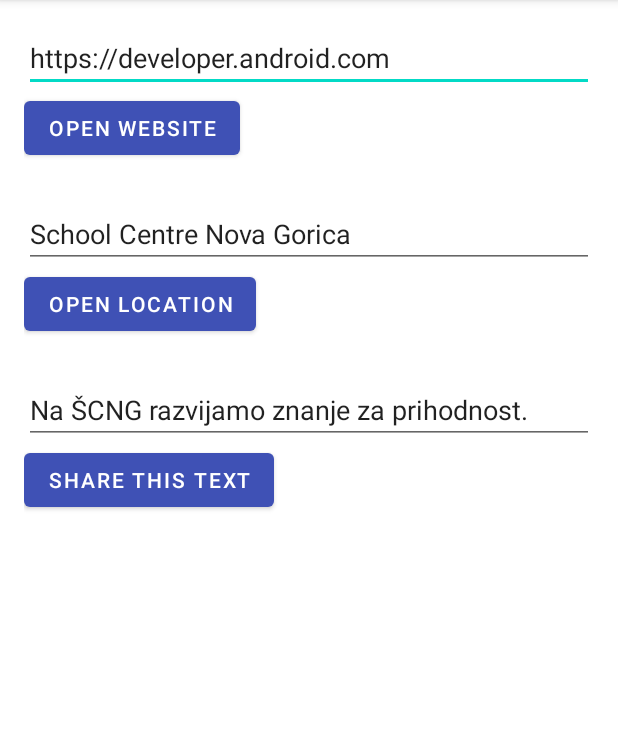
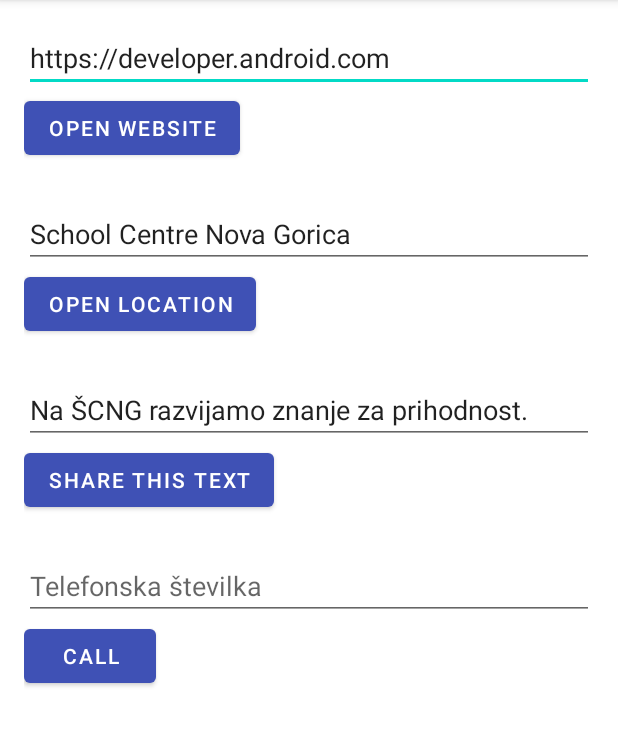
Before and after one commit to paco208/implicitIntents, an Android app: the screen it shows after launch (MainActivity), on a phone screen of 412 x 824 dp, the part 84-830 px from its top. Run offline under Robolectric (Android 15) with nearby library versions, the phone set to English and light mode, and no system bars.

Commit message:
Dodaj polje in gumb za klic

```diff
--- a/app/src/main/AndroidManifest.xml
+++ b/app/src/main/AndroidManifest.xml
@@ -16,6 +16,10 @@
         <intent>
             <action android:name="android.intent.action.VIEW" />
             <data android:scheme="geo" />
+        </intent>
+        <intent>
+            <action android:name="android.intent.action.DIAL" />
+            <data android:scheme="tel" />
         </intent>
     </queries>
 
--- a/app/src/main/res/layout/activity_main.xml
+++ b/app/src/main/res/layout/activity_main.xml
@@ -70,8 +70,25 @@
             android:id="@+id/share_text_button"
             android:layout_width="wrap_content"
             android:layout_height="wrap_content"
+            android:layout_marginBottom="24dp"
             android:onClick="shareText"
             android:text="@string/button_share" />
+
+        <!-- Klic telefonske številke -->
+        <EditText
+            android:id="@+id/phone_edittext"
+            android:layout_width="match_parent"
+            android:layout_height="wrap_content"
+            android:autofillHints="phone"
+            android:hint="@string/edittext_phone_hint"
+            android:inputType="phone" />
+
+        <Button
+            android:id="@+id/call_button"
+            android:layout_width="wrap_content"
+            android:layout_height="wrap_content"
+            android:onClick="callNumber"
+            android:text="@string/button_call" />
 
     </LinearLayout>
 
--- a/app/src/main/res/values/strings.xml
+++ b/app/src/main/res/values/strings.xml
@@ -5,11 +5,15 @@
     <string name="edittext_uri">https://developer.android.com</string>
     <string name="edittext_loc">School Centre Nova Gorica</string>
     <string name="edittext_share">Na ŠCNG razvijamo znanje za prihodnost.</string>
+    <string name="edittext_phone_hint">Telefonska številka</string>
 
     <!-- Gumbi -->
     <string name="button_uri">Open Website</string>
     <string name="button_loc">Open Location</string>
     <string name="button_share">Share This Text</string>
+    <string name="button_call">Call</string>
+
+    <string name="no_phone">Vnesite telefonsko številko.</string>
 
     <string name="share_chooser_title">Share this text with:</string>
     <string name="no_app_found">Ni aplikacije, ki bi lahko obdelala ta namen.</string>
```
Also changed, not shown: app/src/main/java/com/example/implicitintents/MainActivity.java (+17 -0 lines).
